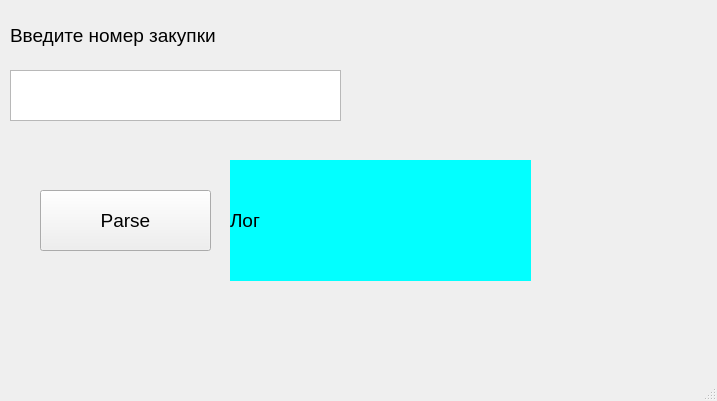
Qt form untitled.ui (Sermob112/ParserV1) before a commit.
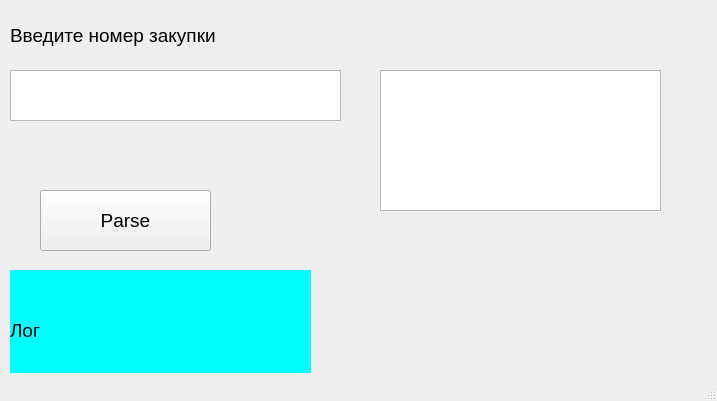
The same form after that commit.

Commit message: Вроде как допиленные  документы

Diff of the .ui file:
```diff
--- a/untitled.ui
+++ b/untitled.ui
@@ -55,8 +55,8 @@
    <widget class="QLabel" name="Log_lab">
     <property name="geometry">
      <rect>
-      <x>230</x>
-      <y>160</y>
+      <x>10</x>
+      <y>270</y>
       <width>301</width>
       <height>121</height>
      </rect>
@@ -82,6 +82,16 @@
 font: 75 14pt &quot;Times New Roman&quot;;</string>
     </property>
    </widget>
+   <widget class="QTextBrowser" name="textBrowser">
+    <property name="geometry">
+     <rect>
+      <x>380</x>
+      <y>70</y>
+      <width>281</width>
+      <height>141</height>
+     </rect>
+    </property>
+   </widget>
   </widget>
   <widget class="QMenuBar" name="menubar">
    <property name="geometry">
```
Left out of the diff: 2 changed lines with no effect on the pictures. The commit also changes 2 other files.
